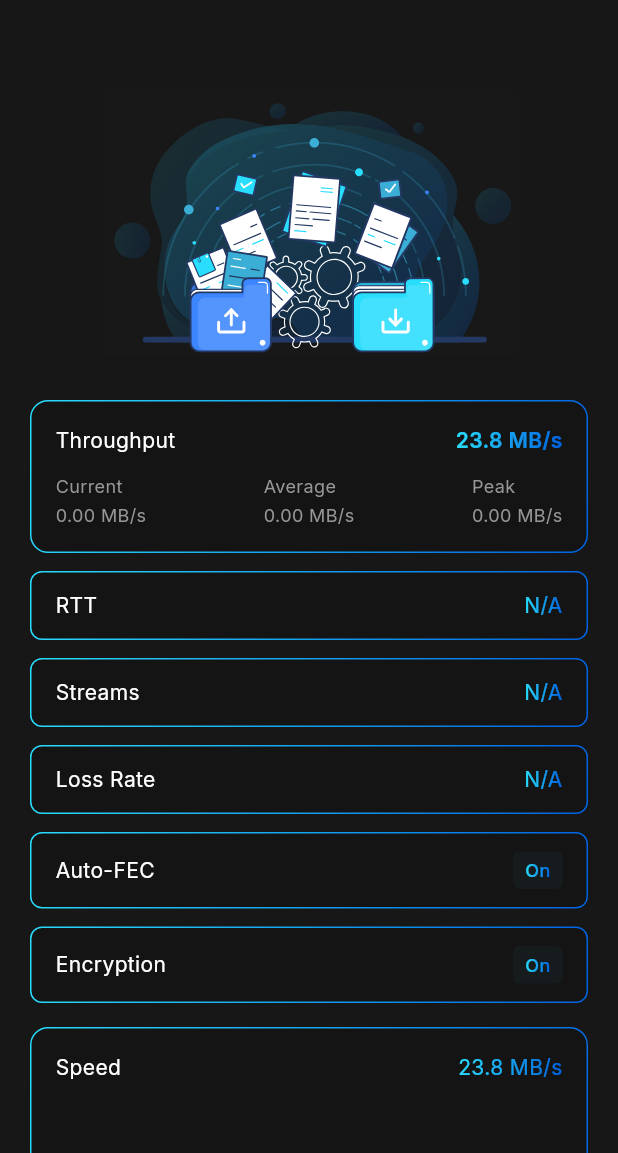
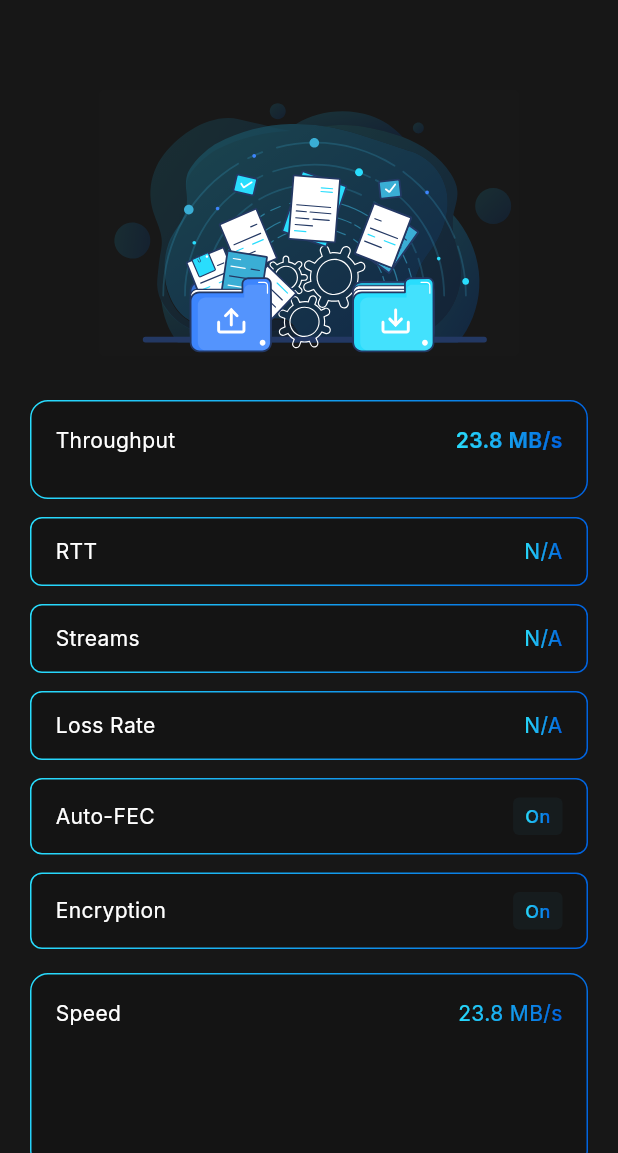
Before and after one commit to sambhavthakkar/QuantaraX, a Flutter app: the MobileMonitorScreen screen opened directly, on a phone screen of 412 x 824 dp, the part 83-1236 px from its top. Run offline on Flutter 3.47's test engine with Material 3 defaults, Android fonts, the phone set to English and light mode, and no system bars; drawn by our look-alikes of fl_chart, simple_gradient_text; our stand-ins replace equatable, file_picker, flutter_svg, google_fonts, gradient_borders, qr_flutter and 1 more.

```diff
--- a/frontend/quantarax/lib/presentation/widgets/monitoring/monitoring_panel.dart
+++ b/frontend/quantarax/lib/presentation/widgets/monitoring/monitoring_panel.dart
@@ -99,7 +99,7 @@ class MonitoringPanel extends StatelessWidget {
                 child: Column(
                   crossAxisAlignment: CrossAxisAlignment.start,
                   children: [
-                    _buildThroughputCard(transfers),
+                    _buildThroughputCard(),
                     const SizedBox(height: 12),
                     _buildMetricRow('RTT', transfers.isNotEmpty && transfers.first.rttMs != null ? '${transfers.first.rttMs!.toStringAsFixed(0)} ms' : 'N/A'),
                     const SizedBox(height: 12),
@@ -122,7 +122,7 @@ class MonitoringPanel extends StatelessWidget {
     );
   }
 
-  Widget _buildThroughputCard(List<TransferInfo> transfers) {
+  Widget _buildThroughputCard() {
     return Container(
       padding: const EdgeInsets.all(16),
       decoration: BoxDecoration(
@@ -150,14 +150,14 @@ class MonitoringPanel extends StatelessWidget {
             ],
           ),
           const SizedBox(height: 12),
-          Row(
-            mainAxisAlignment: MainAxisAlignment.spaceBetween,
-            children: [
-              _buildThroughputDetail('Current', _formatMbPerSec((transfers.isNotEmpty ? transfers.first.rateMbps : 0)/8.0)),
-              _buildThroughputDetail('Average', _formatMbPerSec(_avgMbPerSec(transfers))),
-              _buildThroughputDetail('Peak', _formatMbPerSec(_peakMbPerSec(transfers))),
-            ],
-          ),
+          // Row(
+          //   mainAxisAlignment: MainAxisAlignment.spaceBetween,
+          //   children: [
+          //     _buildThroughputDetail('Current', _formatMbPerSec((transfers.isNotEmpty ? transfers.first.rateMbps : 0)/8.0)),
+          //     _buildThroughputDetail('Average', _formatMbPerSec(_avgMbPerSec(transfers))),
+          //     _buildThroughputDetail('Peak', _formatMbPerSec(_peakMbPerSec(transfers))),
+          //   ],
+          // ),
         ],
       ),
     );
```
Also changed, not shown: 7 other files.
